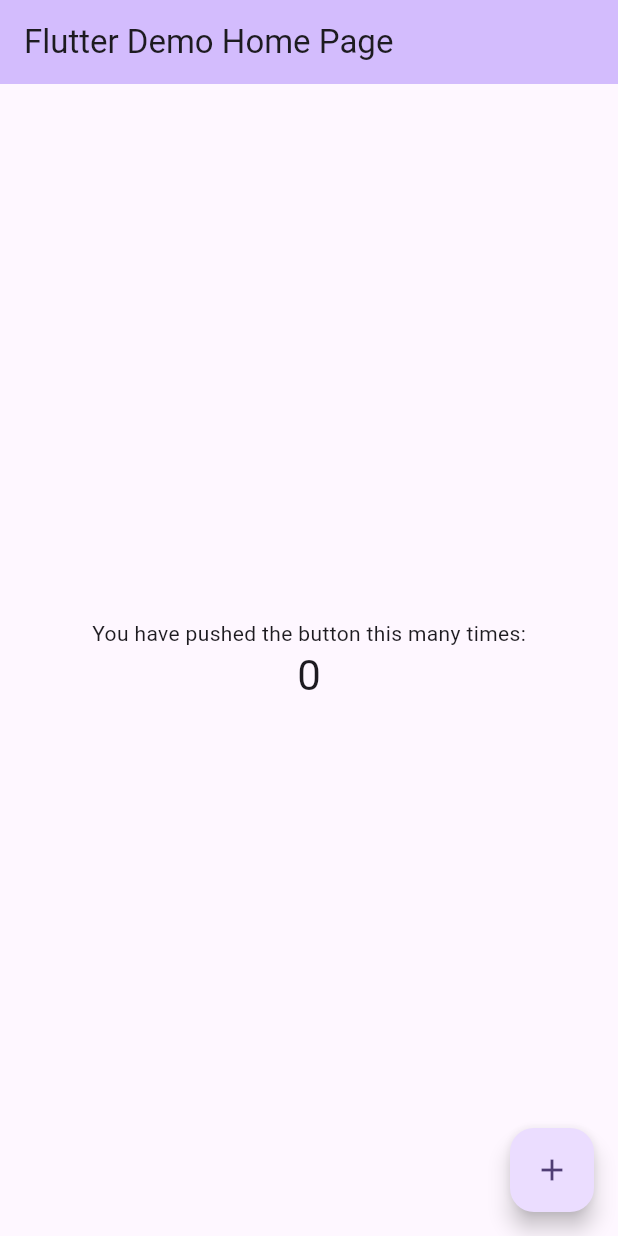
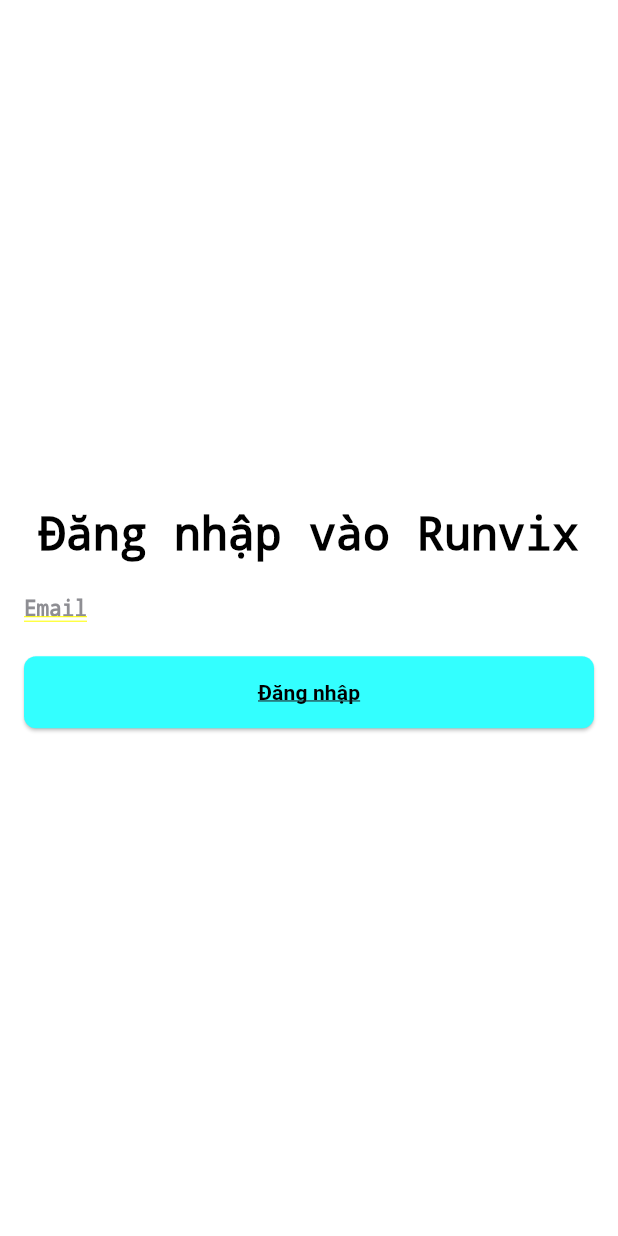
Before and after one commit to TungDuongTB/RunVix, a Flutter app: the screen it shows after launch, on a phone screen of 412 x 824 dp. Run offline on Flutter 3.47's test engine with Material 3 defaults, Android fonts, the phone set to English and light mode, and no system bars; our stand-ins replace firebase_core, get; accounts and stored records are empty; generated files the repository leaves out were written again.

Commit message:
layout Signin(done) Login(doing)

```diff
--- /dev/null
+++ b/lib/Component/ColorComponent.dart
@@ -0,0 +1,17 @@
+import 'package:flutter/cupertino.dart';
+
+class AppColors {
+  AppColors._();
+
+  static const Color primary = Color(0xFF6A00F4);
+  static const Color primaryLight = Color(0xFF9E6CFF);
+  static const Color white = Color(0xFFFFFFFF);
+  static const Color black = Color(0xFF000000);
+  static const Color danger = Color(0xFFFF3B30);
+  static const Color success = Color(0xFF34C759);
+  static const Color disabled = Color(0xFF8E8E93);
+
+
+  static const Color buttonColor = Color(0xFF33FFFF);
+  static const Color textPrimary = white;
+}
--- /dev/null
+++ b/lib/Data/Controller/authentication_repository.dart
@@ -0,0 +1,3 @@
+class AuthenticationRepository {
+
+}
--- /dev/null
+++ b/lib/Pages/Authen/LoginScreen.dart
@@ -0,0 +1,104 @@
+import 'package:flutter/material.dart';
+import 'package:runvix/export.dart';
+
+class Loginscreen extends StatefulWidget {
+  const Loginscreen({super.key});
+
+  @override
+  State<Loginscreen> createState() => _LoginscreenState();
+}
+
+class _LoginscreenState extends State<Loginscreen> {
+  late final TextEditingController _emailController;
+
+  @override
+  void initState() {
+    super.initState();
+    _emailController = TextEditingController(text: 'email@example.com');
+  }
+
+  @override
+  void dispose() {
+    _emailController.dispose();
+    super.dispose();
+  }
+
+  void _submit() {
+    final email = _emailController.text.trim();
+    // replace with real validation / auth flow as needed
+    print('Đăng nhập pressed with email: $email');
+  }
+
+  @override
+  Widget build(BuildContext context) {
+    const borderColor = Color(0xFFBDBDBD);
+    const focusedBorderColor = Color(0xFF888888);
+
+    final minHeight =
+        MediaQuery.of(context).size.height -
+        MediaQuery.of(context).padding.top -
+        MediaQuery.of(context).padding.bottom;
+
+    return SafeArea(
+      child: SingleChildScrollView(
+        keyboardDismissBehavior: ScrollViewKeyboardDismissBehavior.onDrag,
+        child: ConstrainedBox(
+          constraints: BoxConstraints(minHeight: minHeight),
+          child: Padding(
+            padding: const EdgeInsets.all(16.0),
+            child: Column(
+              mainAxisAlignment: MainAxisAlignment.center,
+              children: [
+                Text(
+                  'Đăng nhập vào Runvix',
+                  textAlign: TextAlign.center,
+                  style: const TextStyle(
+                    fontSize: 30,
+                    color: AppColors.black,
+                    fontWeight: FontWeight.bold,
+                    decoration: TextDecoration.none,
+                  ),
+                ),
+                const SizedBox(height: 24),
+                Align(
+                  alignment: Alignment.centerLeft,
+                  child: Text(
+                    'Email',
+                    style: TextStyle(color: AppColors.disabled, fontSize: 14),
+                  ),
+                ),
+                const SizedBox(height: 8),
+
+                const SizedBox(height: 16),
+                SizedBox(
+                  width: double.infinity,
+                  height: 48,
+                  child: ElevatedButton(
+                    onPressed: _submit,
+                    style: ElevatedButton.styleFrom(
+                      backgroundColor: const Color(0xFF33FFFF),
+                      shape: RoundedRectangleBorder(
+                        borderRadius: BorderRadius.circular(8),
+                      ),
+                      padding: EdgeInsets.zero,
+                    ),
+                    child: const Center(
+                      child: Text(
+                        'Đăng nhập',
+                        style: TextStyle(
+                          color: Colors.black,
+                          fontWeight: FontWeight.bold,
+                          decoration: TextDecoration.underline,
+                        ),
+                      ),
+                    ),
+                  ),
+                ),
+              ],
+            ),
+          ),
+        ),
+      ),
+    );
+  }
+}
--- /dev/null
+++ b/lib/Pages/LoadingScreen.dart
@@ -0,0 +1,26 @@
+
+import 'package:flutter/cupertino.dart';
+import 'package:flutter/material.dart';
+import 'package:runvix/Component/ButtonComponent.dart';
+
+export '../export.dart';
+class Loadingscreen extends StatelessWidget {
+  const Loadingscreen({super.key});
+
+  @override
+  Widget build(BuildContext context) {
+    return CupertinoApp(
+      title: 'Flutter Demo',
+      theme: CupertinoThemeData(
+        primaryColor: CupertinoColors.systemPurple,
+    ),
+    home:  Container(
+    child: Center(
+    child: ButtonComponent(text: 'Đăng nhập',height: 30,color: Colors.white,width: 150,textColor: Colors.black,onPressed: () {
+      print('object');
+    },),
+    ),
+    ),
+    );
+  }
+}
--- a/lib/main.dart
+++ b/lib/main.dart
@@ -1,121 +1,32 @@
+
 import 'package:flutter/material.dart';
+import 'export.dart';
 
-void main() {
-  runApp(const MyApp());
+void main() async{
+  WidgetsFlutterBinding.ensureInitialized();
+  await Firebase.initializeApp(
+    options: DefaultFirebaseOptions.currentPlatform,
+  ).then((value) => Get.put(AuthenticationRepository()));
+  runApp(MaterialApp(
+    home: Loginscreen(),
+    debugShowCheckedModeBanner: false,
+  ));
 }
 
 class MyApp extends StatelessWidget {
   const MyApp({super.key});
 
-  // This widget is the root of your application.
   @override
   Widget build(BuildContext context) {
     return MaterialApp(
       title: 'Flutter Demo',
       theme: ThemeData(
-        // This is the theme of your application.
-        //
-        // TRY THIS: Try running your application with "flutter run". You'll see
-        // the application has a purple toolbar. Then, without quitting the app,
-        // try changing the seedColor in the colorScheme below to Colors.green
-        // and then invoke "hot reload" (save your changes or press the "hot
-        // reload" button in a Flutter-supported IDE, or press "r" if you used
-        // the command line to start the app).
-        //
-        // Notice that the counter didn't reset back to zero; the application
-        // state is not lost during the reload. To reset the state, use hot
-        // restart instead.
-        //
-        // This works for code too, not just values: Most code changes can be
-        // tested with just a hot reload.
         colorScheme: .fromSeed(seedColor: Colors.deepPurple),
       ),
-      home: const MyHomePage(title: 'Flutter Demo Home Page'),
-    );
-  }
-}
-
-class MyHomePage extends StatefulWidget {
-  const MyHomePage({super.key, required this.title});
-
-  // This widget is the home page of your application. It is stateful, meaning
-  // that it has a State object (defined below) that contains fields that affect
-  // how it looks.
-
-  // This class is the configuration for the state. It holds the values (in this
-  // case the title) provided by the parent (in this case the App widget) and
-  // used by the build method of the State. Fields in a Widget subclass are
-  // always marked "final".
-
-  final String title;
-
-  @override
-  State<MyHomePage> createState() => _MyHomePageState();
-}
-
-class _MyHomePageState extends State<MyHomePage> {
-  int _counter = 0;
-
-  void _incrementCounter() {
-    setState(() {
-      // This call to setState tells the Flutter framework that something has
-      // changed in this State, which causes it to rerun the build method below
-      // so that the display can reflect the updated values. If we changed
-      // _counter without calling setState(), then the build method would not be
-      // called again, and so nothing would appear to happen.
-      _counter++;
-    });
-  }
-
-  @override
-  Widget build(BuildContext context) {
-    // This method is rerun every time setState is called, for instance as done
-    // by the _incrementCounter method above.
-    //
-    // The Flutter framework has been optimized to make rerunning build methods
-    // fast, so that you can just rebuild anything that needs updating rather
-    // than having to individually change instances of widgets.
-    return Scaffold(
-      appBar: AppBar(
-        // TRY THIS: Try changing the color here to a specific color (to
-        // Colors.amber, perhaps?) and trigger a hot reload to see the AppBar
-        // change color while the other colors stay the same.
-        backgroundColor: Theme.of(context).colorScheme.inversePrimary,
-        // Here we take the value from the MyHomePage object that was created by
-        // the App.build method, and use it to set our appbar title.
-        title: Text(widget.title),
-      ),
-      body: Center(
-        // Center is a layout widget. It takes a single child and positions it
-        // in the middle of the parent.
-        child: Column(
-          // Column is also a layout widget. It takes a list of children and
-          // arranges them vertically. By default, it sizes itself to fit its
-          // children horizontally, and tries to be as tall as its parent.
-          //
-          // Column has various properties to control how it sizes itself and
-          // how it positions its children. Here we use mainAxisAlignment to
-          // center the children vertically; the main axis here is the vertical
-          // axis because Columns are vertical (the cross axis would be
-          // horizontal).
-          //
-          // TRY THIS: Invoke "debug painting" (choose the "Toggle Debug Paint"
-          // action in the IDE, or press "p" in the console), to see the
-          // wireframe for each widget.
-          mainAxisAlignment: .center,
-          children: [
-            const Text('You have pushed the button this many times:'),
-            Text(
-              '$_counter',
-              style: Theme.of(context).textTheme.headlineMedium,
-            ),
-          ],
-        ),
-      ),
-      floatingActionButton: FloatingActionButton(
-        onPressed: _incrementCounter,
-        tooltip: 'Increment',
-        child: const Icon(Icons.add),
+      home:  Container(
+       child: Center(
+         child: Text('Hello World'),
+       ),
       ),
     );
   }
--- a/pubspec.yaml
+++ b/pubspec.yaml
@@ -34,6 +34,8 @@
   # The following adds the Cupertino Icons font to your application.
   # Use with the CupertinoIcons class for iOS style icons.
   cupertino_icons: ^1.0.8
+  firebase_core: ^4.6.0
+  get: ^4.7.3
 
 dev_dependencies:
   flutter_test:
```
Also changed, not shown: lib/Component/ButtonComponent.dart (added, +55 -0 lines), lib/Component/DividerWithCenter.dart (added, +54 -0 lines), lib/Component/TextFieldComponent.dart (added, +59 -0 lines), lib/Pages/Authen/SignIn.dart (added, +123 -0 lines), lib/export.dart (+19 -0 lines), lib/reponsive.dart (added, +36 -0 lines), pubspec.lock, 10 other files.
